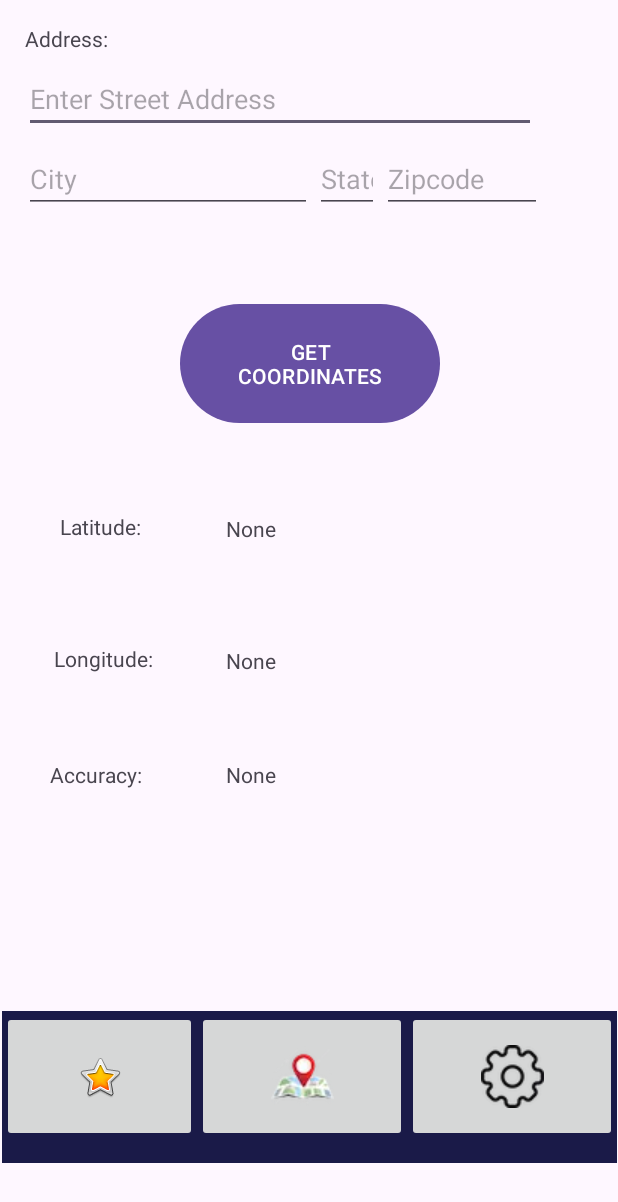
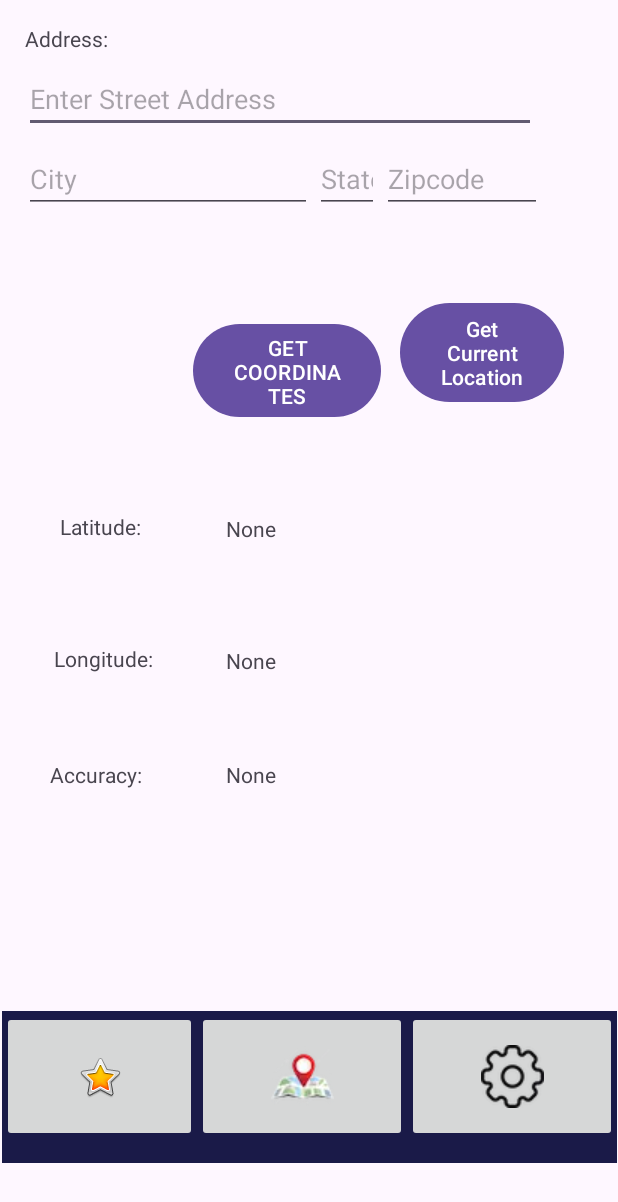
Before and after one commit to aishaapat/AndriodChapterProjects1, an Android app: the MapActivity screen opened directly, with no data from a screen before it, on a phone screen of 412 x 824 dp. Shown: the top 1202 px of the screen. Run offline under Robolectric (Android 15) with nearby library versions, the phone set to English and light mode, and no system bars.

Commit message:
fixed some of the methods

```diff
--- a/app/src/main/res/layout/activity_map.xml
+++ b/app/src/main/res/layout/activity_map.xml
@@ -131,15 +131,15 @@
 
     <Button
         android:id="@+id/buttonGetLocation"
-        android:layout_width="173dp"
-        android:layout_height="87dp"
+        android:layout_width="125dp"
+        android:layout_height="70dp"
         android:layout_marginStart="163dp"
         android:layout_marginEnd="158dp"
-        android:layout_marginBottom="388dp"
+        android:layout_marginBottom="392dp"
         android:text="GET COORDINATES"
         app:layout_constraintBottom_toTopOf="@+id/layout1"
         app:layout_constraintEnd_toEndOf="parent"
-        app:layout_constraintHorizontal_bias="0.53"
+        app:layout_constraintHorizontal_bias="1.0"
         app:layout_constraintStart_toStartOf="parent" />
 
     <TextView
@@ -209,5 +209,18 @@
         app:layout_constraintBottom_toTopOf="@+id/layout1"
         app:layout_constraintEnd_toEndOf="parent" />
 
+    <Button
+        android:id="@+id/buttonGetnet"
+        android:layout_width="109dp"
+        android:layout_height="74dp"
+        android:layout_marginTop="43dp"
+        android:layout_marginEnd="36dp"
+        android:layout_marginBottom="396dp"
+        android:text="Get Current Location"
+        app:layout_constraintBottom_toTopOf="@+id/layout1"
+        app:layout_constraintEnd_toEndOf="parent"
+        app:layout_constraintTop_toBottomOf="@+id/editZipcode"
+        app:layout_constraintVertical_bias="0.692" />
+
 
 </androidx.constraintlayout.widget.ConstraintLayout>
```
Also changed, not shown: app/src/main/java/com/example/andriodchapterprojects/Activities/MapActivity.java (+93 -20 lines).
